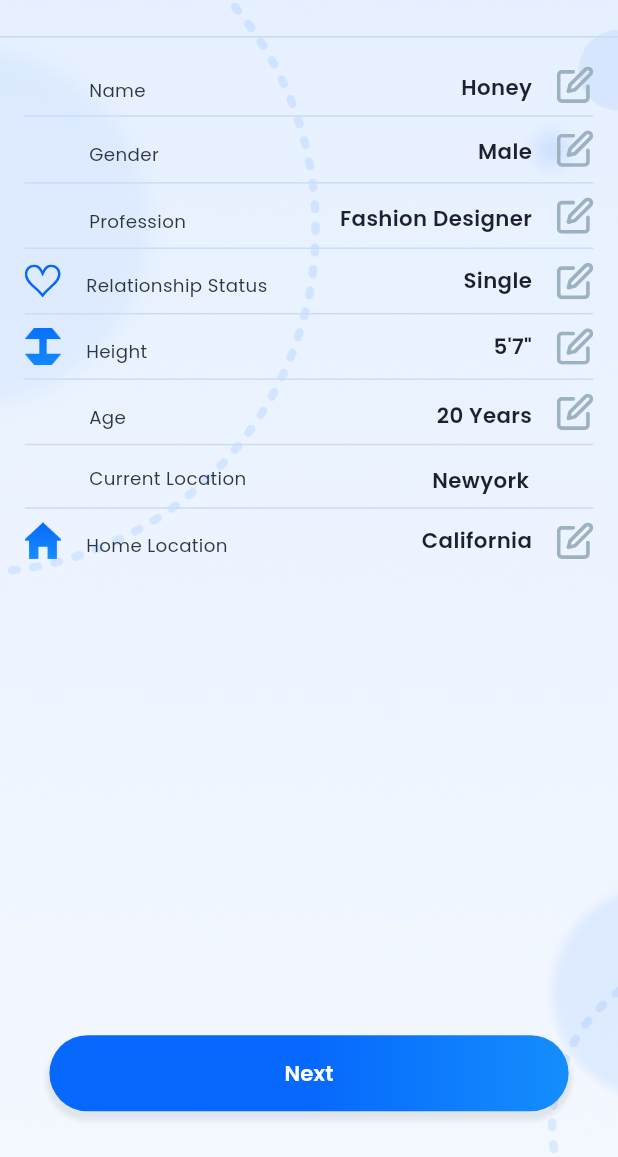
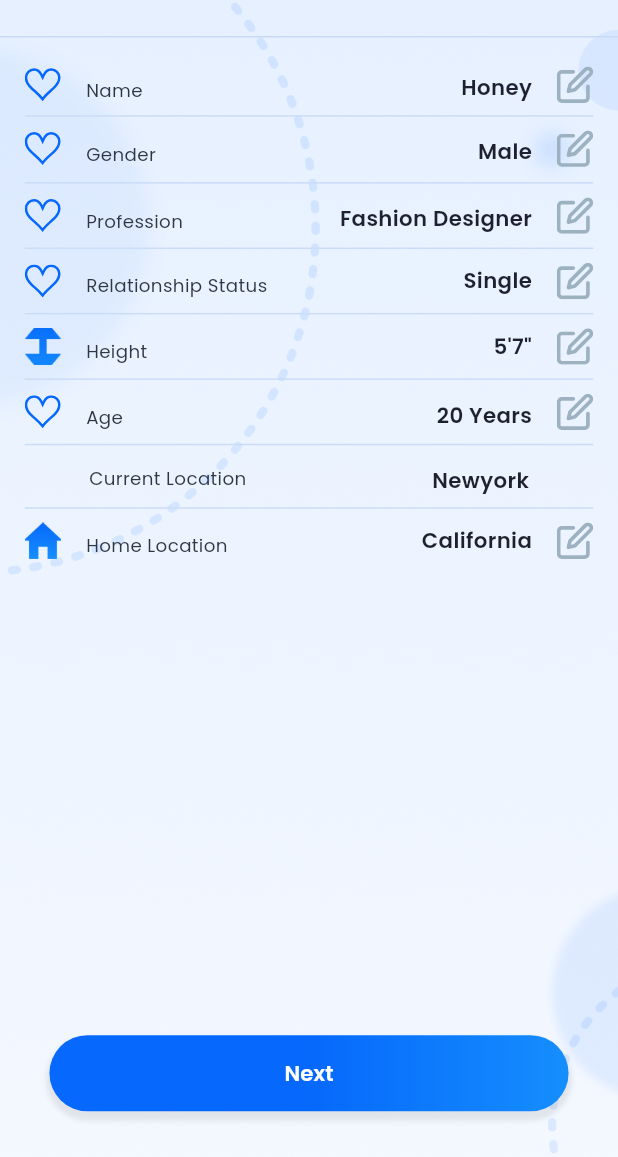
Before and after one commit to paraggupta9065/dating, a Flutter app: the BasicInfoScreen screen opened by its route, on a phone screen of 412 x 824 dp, the part 79-1236 px from its top. Run offline on Flutter 3.47's test engine with Material 3 defaults, Android fonts, the phone set to English and light mode, and no system bars; our stand-ins replace cached_network_image, carousel_slider, connectivity_plus, flutter_svg, flutter_svg_provider, get and 2 more; accounts and stored records are empty.

Commit message:
fixing basic info page ui

```diff
--- a/lib/localization/en_us/en_us_translations.dart
+++ b/lib/localization/en_us/en_us_translations.dart
@@ -265,7 +265,7 @@ final Map<String, String> enUs = {
   "lbl_whiskey": "Whiskey",
   "lbl_wine": "Wine",
   "lbl_write_here": "Write here...",
-  "msg_allow_peoples_to": "Allow peoples to see my Intro Video",
+  "msg_allow_peoples_to": "Allow people to see my intro video",
   "msg_already_have_an": "Already have an account? Sign In",
   "msg_already_have_an2": "Already have an account?",
   "msg_christian_hindu": "Christian, Hindu",
--- a/lib/presentation/basic_info_screen/basic_info_screen.dart
+++ b/lib/presentation/basic_info_screen/basic_info_screen.dart
@@ -42,24 +42,27 @@ class BasicInfoScreen extends GetWidget<BasicInfoController> {
                       Divider(color: appTheme.blue10001),
                       SizedBox(height: 19.v),
                       Padding(
-                          padding: EdgeInsets.only(left: 54.h, right: 15.h),
+                           padding: EdgeInsets.symmetric(horizontal: 15.h),
                           child: _buildGender(
+                              userImage: ImageConstant.imgGroup30970,
                               genderLabel: "lbl_name".tr,
                               genderValue: "lbl_honey".tr)),
                       SizedBox(height: 8.v),
                       Divider(indent: 15.h, endIndent: 15.h),
                       SizedBox(height: 9.v),
                       Padding(
-                          padding: EdgeInsets.only(left: 54.h, right: 15.h),
+                           padding: EdgeInsets.symmetric(horizontal: 15.h),
                           child: _buildGender(
+                              userImage: ImageConstant.imgGroup30970,
                               genderLabel: "lbl_gender".tr,
                               genderValue: "lbl_male".tr)),
                       SizedBox(height: 10.v),
                       Divider(indent: 15.h, endIndent: 15.h),
                       SizedBox(height: 9.v),
                       Padding(
-                          padding: EdgeInsets.only(left: 54.h, right: 15.h),
+                           padding: EdgeInsets.symmetric(horizontal: 15.h),
                           child: _buildGender(
+                              userImage: ImageConstant.imgGroup30970,
                               genderLabel: "lbl_profession".tr,
                               genderValue: "msg_fashion_designer".tr)),
                       SizedBox(height: 9.v),
@@ -84,8 +87,9 @@ class BasicInfoScreen extends GetWidget<BasicInfoController> {
                       Divider(indent: 15.h, endIndent: 15.h),
                       SizedBox(height: 9.v),
                       Padding(
-                          padding: EdgeInsets.only(left: 54.h, right: 15.h),
+                           padding: EdgeInsets.symmetric(horizontal: 15.h),
                           child: _buildGender(
+                              userImage: ImageConstant.imgGroup30970,
                               genderLabel: "lbl_age".tr,
                               genderValue: "lbl_20_years".tr)),
                       SizedBox(height: 9.v),
@@ -132,6 +136,7 @@ class BasicInfoScreen extends GetWidget<BasicInfoController> {
 
   /// Common widget
   Widget _buildGender({
+    required String userImage,
     required String genderLabel,
     required String genderValue,
   }) {
@@ -139,8 +144,10 @@ class BasicInfoScreen extends GetWidget<BasicInfoController> {
         mainAxisAlignment: MainAxisAlignment.end,
         crossAxisAlignment: CrossAxisAlignment.end,
         children: [
+          CustomImageView(
+          imagePath: userImage, height: 24.adaptSize, width: 24.adaptSize),
           Padding(
-              padding: EdgeInsets.only(top: 4.v),
+              padding: EdgeInsets.only(left: 15.h,top: 4.v),
               child: Text(genderLabel,
                   style: CustomTextStyles.bodySmallOnPrimaryContainer_1
                       .copyWith(color: theme.colorScheme.onPrimaryContainer))),
--- a/lib/presentation/video_record_screen/video_record_screen.dart
+++ b/lib/presentation/video_record_screen/video_record_screen.dart
@@ -71,6 +71,12 @@ class VideoRecordScreen extends GetWidget<VideoRecordController> {
                               child: Row(
                                   mainAxisAlignment: MainAxisAlignment.end,
                                   children: [
+                                    IconButton(
+                                        onPressed: () {},
+                                        icon: Icon(Icons.delete,size: 30.v,)),
+                                    SizedBox(
+                                      width:30.h,
+                                    ),
                                     CustomIconButton(
                                         height: 64.adaptSize,
                                         width: 64.adaptSize,
```
Also changed, not shown: 1 other file.
